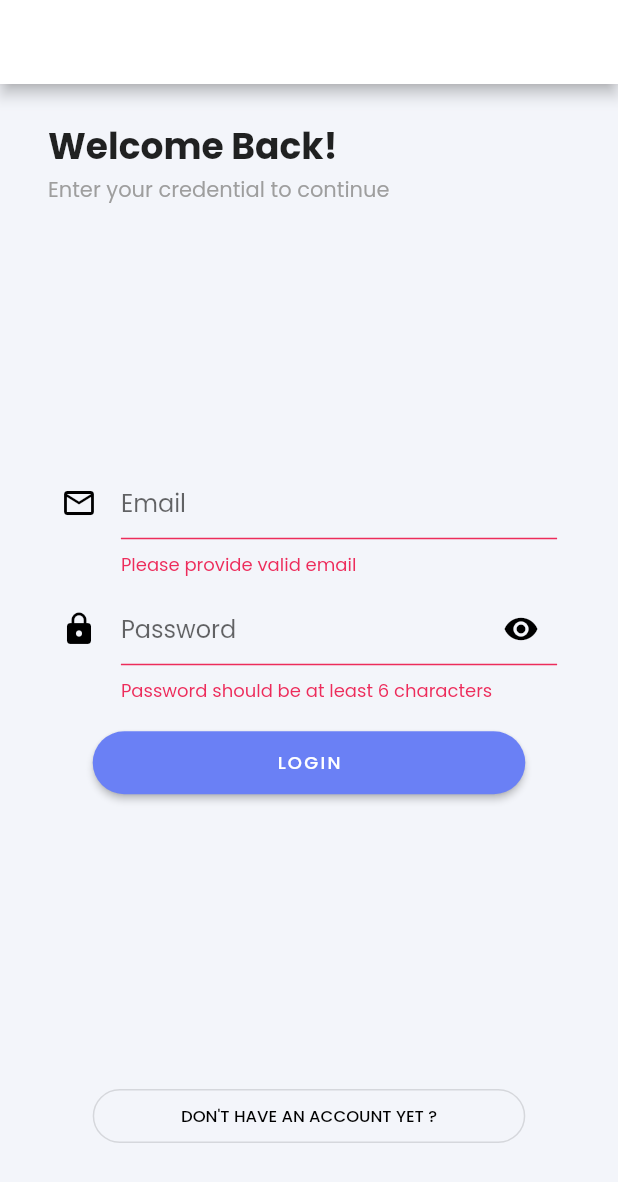
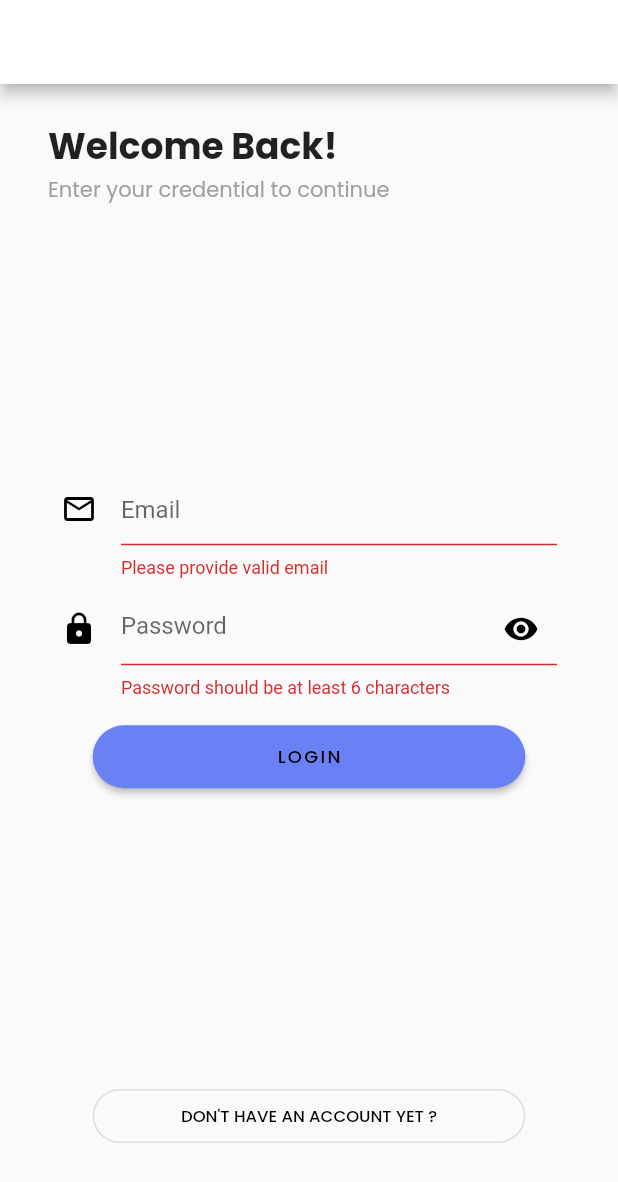
Before and after one commit to andrewtanjaya/kiolah, a Flutter app: the screen it shows after launch, after a tap on "LOGIN", on a phone screen of 412 x 824 dp. Shown: the top 1182 px of the screen. Run offline on Flutter 3.47's test engine with Material 2 defaults, Android fonts, the phone set to English and light mode, and no system bars; our stand-ins replace cloud_firestore, firebase_auth, firebase_core, flutter_local_notifications, google_fonts, google_sign_in and 1 more; accounts and stored records are empty.

Commit message:
delete unnecessary items

```diff
--- a/lib/main.dart
+++ b/lib/main.dart
@@ -1,10 +1,9 @@
 import 'package:firebase_core/firebase_core.dart';
 import 'package:flutter/material.dart';
+import 'package:flutter_local_notifications/flutter_local_notifications.dart';
 import 'package:kiolah/helper/authenticate.dart';
 import 'package:kiolah/helper/helperFunction.dart';
 import 'package:kiolah/views/chatList.dart';
-import 'package:google_fonts/google_fonts.dart';
-import 'etc/constants.dart';
 
 void main() async {
   WidgetsFlutterBinding.ensureInitialized();
@@ -41,12 +40,7 @@ class _MyAppState extends State<MyApp> {
       title: 'Flutter Demo',
       debugShowCheckedModeBanner: false,
       theme: ThemeData(
-        primaryColor: colorMainBlue,
-        scaffoldBackgroundColor: colorMainWhite,
-        textTheme: GoogleFonts.poppinsTextTheme(
-          Theme.of(context).textTheme,
-        ),
-        errorColor: colorError,
+        primarySwatch: Colors.yellow,
       ),
       home: isLoggedIn == true ? ChatList() : Authenticate(),
     );
--- a/lib/services/pushNotification.dart
+++ /dev/null
@@ -1,5 +0,0 @@
-import 'package:firebase_messaging/firebase_messaging.dart';
-
-class PushNotificationMethods {
-  final FirebaseMessaging _fcm = FirebaseMessaging.instance;
-}
```
